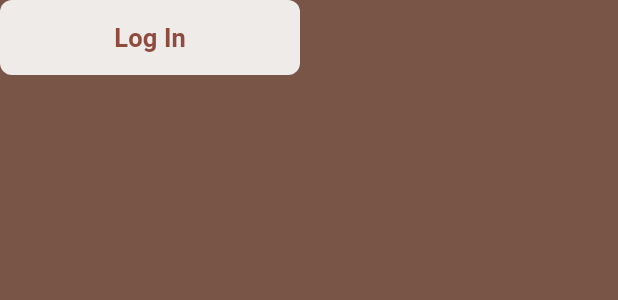
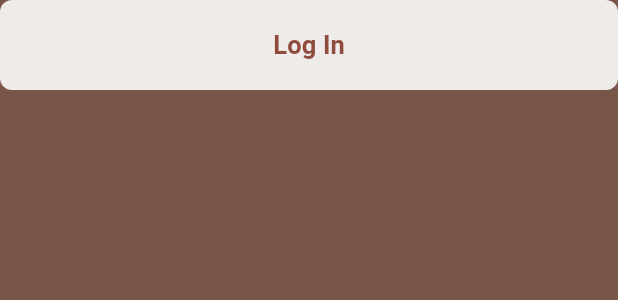
Before and after one commit to SinnedAngel/simply_pos, a Flutter app: the PrimaryButton widget shown alone on an empty page, opened directly, on a phone screen of 412 x 824 dp. Shown: the top 300 px of the screen. Run offline on Flutter 3.47's test engine with Material 3 defaults, Android fonts, the phone set to English and light mode, and no system bars.

Commit message:
update primary button

```diff
--- a/lib/common/widget/buttons.dart
+++ b/lib/common/widget/buttons.dart
@@ -3,22 +3,30 @@
 
 class PrimaryButton extends StatelessWidget {
   final String buttonText;
-  const PrimaryButton({
-    super.key,
+  final Function() onPressed;
+  final double width;
+  final double height;
+  const PrimaryButton(
+      {super.key,
       this.buttonText = '',
-  });
+      required this.onPressed,
+      this.width = 200,
+      this.height = 50});
 
   @override
   Widget build(BuildContext context) {
-    return Container(
+    return Row(
+      children: [
+        Expanded(
+          child: Container(
             decoration: BoxDecoration(
                 borderRadius: BorderRadius.circular(8),
                 color: AppPallete.secondayColor),
             child: ElevatedButton(
               style: ElevatedButton.styleFrom(
-          fixedSize: const Size(200, 50),
+                fixedSize: Size(width, height),
               ),
-        onPressed: () {},
+              onPressed: onPressed,
               child: Text(
                 buttonText,
                 style: const TextStyle(
@@ -27,6 +35,9 @@
                 ),
               ),
             ),
+          ),
+        ),
+      ],
     );
   }
 }
```
Lines whose indentation alone changed are shown as unchanged.
